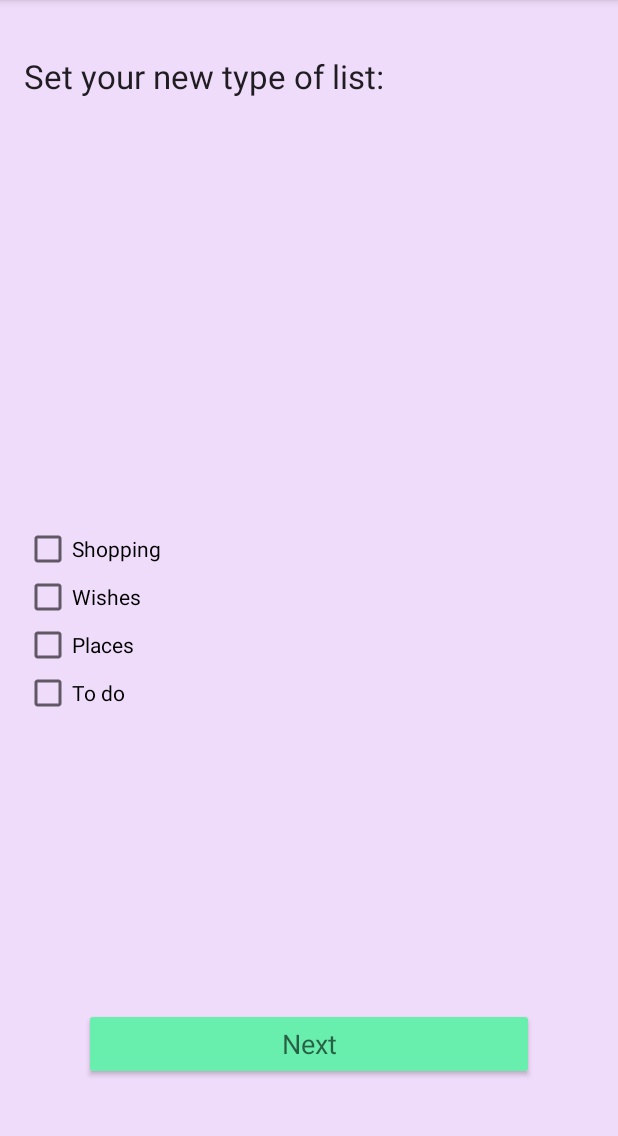
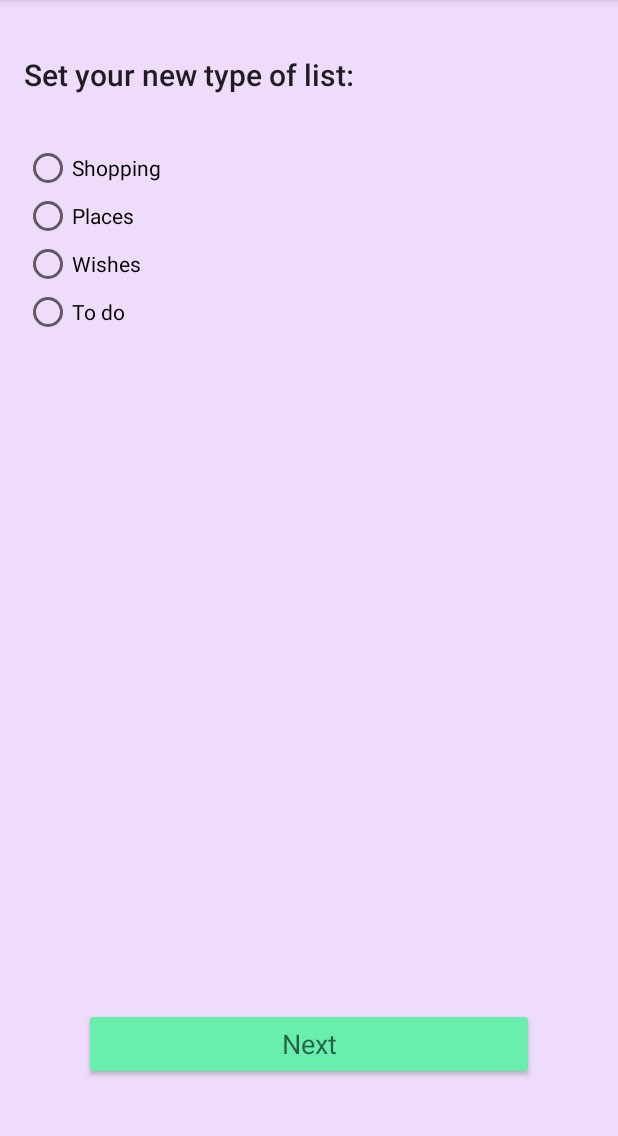
Before and after one commit to JuliaOli/Rarangi, an Android app: the TypeList screen opened directly, with no data from a screen before it, on a phone screen of 412 x 824 dp, the part 84-1220 px from its top. Run offline under Robolectric (Android 15) with nearby library versions, the phone set to English and light mode, and no system bars.

Commit message:
RadioButtons Update

```diff
--- a/app/src/main/AndroidManifest.xml
+++ b/app/src/main/AndroidManifest.xml
@@ -18,7 +18,7 @@
                 <category android:name="android.intent.category.LAUNCHER" />
             </intent-filter>
         </activity>
-        <activity android:name=".NewItem" />
+        <activity android:name=".ShoppingItem" />
         <activity android:name=".TypeList"></activity>
     </application>
 
--- a/app/src/main/java/com/example/w8/rarangi/NewItem.java
+++ b/app/src/main/java/com/example/w8/rarangi/ShoppingItem.java
@@ -3,11 +3,11 @@ package com.example.w8.rarangi;
 import android.support.v7.app.AppCompatActivity;
 import android.os.Bundle;
 
-public class NewItem extends AppCompatActivity {
+public class ShoppingItem extends AppCompatActivity {
 
     @Override
     protected void onCreate(Bundle savedInstanceState) {
         super.onCreate(savedInstanceState);
-        setContentView(R.layout.activity_new_item);
+        setContentView(R.layout.activity_shopping);
     }
 }
--- a/app/src/main/java/com/example/w8/rarangi/TypeList.java
+++ b/app/src/main/java/com/example/w8/rarangi/TypeList.java
@@ -1,34 +1,94 @@
 package com.example.w8.rarangi;
 
+import android.content.DialogInterface;
 import android.content.Intent;
-import android.support.design.widget.Snackbar;
 import android.support.v7.app.AppCompatActivity;
 import android.os.Bundle;
-import android.support.v7.widget.LinearLayoutCompat;
 import android.view.View;
 import android.widget.Button;
+import android.widget.RadioButton;
+import android.widget.RadioGroup;
+import android.widget.Toast;
 
-public class TypeList extends AppCompatActivity {
+public class TypeList extends AppCompatActivity implements View.OnClickListener {
 
-    public Button but;
+    private Button but;
+    private RadioGroup radio;
+    private RadioButton shop;
+    private RadioButton wishes;
+    private RadioButton places;
+    private RadioButton toDo;
+
     public void init(){
         but = (Button)findViewById(R.id.button2);
         but.setOnClickListener(new View.OnClickListener() {
             @Override
             public void onClick(View view) {
 
+                Intent intent;
+                if(shop.isChecked()){
+                    intent= new Intent(TypeList.this, ShoppingItem.class);
+                }
+                else if(wishes.isChecked()){
+                    intent= new Intent(TypeList.this, ShoppingItem.class);
+                }
+                else if(places.isChecked()){
+                    intent= new Intent(TypeList.this, ShoppingItem.class);
+                }
+                else{
+                    intent= new Intent(TypeList.this, ShoppingItem.class);
+                }
 
-               Intent intent = new Intent(TypeList.this,NewItem.class);
                 startActivity(intent);
 
             }
         });
     }
-
     @Override
     protected void onCreate(Bundle savedInstanceState) {
         super.onCreate(savedInstanceState);
         setContentView(R.layout.activity_type_list);
+        radio = (RadioGroup)findViewById(R.id.radio);
+        shop = (RadioButton)findViewById(R.id.shopping);
+        shop.setOnClickListener(this);
+        wishes = (RadioButton)findViewById(R.id.wishes);
+        wishes.setOnClickListener(this);
+        places = (RadioButton)findViewById(R.id.places);
+        places.setOnClickListener(this);
+        toDo = (RadioButton)findViewById(R.id.toDo);
+        toDo.setOnClickListener(this);
         init();
+
+    }
+
+    @Override
+    public void onClick(View v) {
+
+        int checkRadioButtonid = radio.getCheckedRadioButtonId();
+        switch (checkRadioButtonid){
+            case R.id.shopping:
+                if(shop.isChecked()){
+                  //  intent = new Intent(TypeList.this, ShoppingItem.class);
+                }
+                break;
+            case R.id.wishes:
+                if(wishes.isChecked()){
+                    //intent = new Intent(TypeList.this, ShoppingItem.class);
+                }
+                break;
+
+            case R.id.places:
+                if(places.isChecked()){
+                    //intent = new Intent(TypeList.this, ShoppingItem.class);
+                }
+                break;
+
+            case R.id.toDo:
+                if(toDo.isChecked()){
+                    //intent = new Intent(TypeList.this, ShoppingItem.class);
+                    Toast.makeText(getApplicationContext(),"Select type of new list",Toast.LENGTH_SHORT).show();
+                }
+                break;
+        }
     }
 }
--- a/app/src/main/res/layout/activity_new_item.xml
+++ b/app/src/main/res/layout/activity_shopping.xml
@@ -8,7 +8,7 @@
     android:paddingLeft="@dimen/activity_horizontal_margin"
     android:paddingRight="@dimen/activity_horizontal_margin"
     android:paddingTop="@dimen/activity_vertical_margin"
-    tools:context="com.example.w8.rarangi.NewItem">
+    tools:context="com.example.w8.rarangi.ShoppingItem">
 
     <LinearLayout
         android:orientation="vertical"
--- a/app/src/main/res/layout/activity_type_list.xml
+++ b/app/src/main/res/layout/activity_type_list.xml
@@ -32,39 +32,49 @@
         android:id="@+id/textView10"
         android:layout_alignRight="@+id/button2"
         android:layout_alignEnd="@+id/button2"
-        android:textAppearance="@style/TextAppearance.AppCompat.Large" />
+        android:textAppearance="@style/TextAppearance.AppCompat.Title" />
 
-    <LinearLayout
-        android:orientation="vertical"
+    <RadioGroup
         android:layout_width="match_parent"
-        android:layout_height="300dp"
-        android:layout_marginBottom="22dp"
-        android:layout_above="@+id/button2"
+        android:layout_height="wrap_content"
+        android:id="@+id/radio"
+        android:layout_below="@+id/textView10"
         android:layout_alignParentLeft="true"
-        android:layout_alignParentStart="true">
+        android:layout_alignParentStart="true"
+        android:layout_marginTop="30dp">
 
-        <CheckBox
-            android:text="Shopping "
+
+        <RadioButton
+            android:text="Shopping"
             android:layout_width="match_parent"
             android:layout_height="wrap_content"
-            android:id="@+id/checkBox6" />
+            android:id="@+id/shopping"
+            android:textAppearance="@style/TextAppearance.AppCompat.Inverse"
+            android:layout_weight="1" />
 
-        <CheckBox
+        <RadioButton
+            android:text="Places"
+            android:layout_width="match_parent"
+            android:layout_height="wrap_content"
+            android:id="@+id/places"
+            android:textAppearance="@style/TextAppearance.AppCompat.Inverse"
+            android:layout_weight="1" />
+
+        <RadioButton
             android:text="Wishes"
             android:layout_width="match_parent"
             android:layout_height="wrap_content"
-            android:id="@+id/checkBox7" />
+            android:id="@+id/wishes"
+            android:textAppearance="@style/TextAppearance.AppCompat.Inverse"
+            android:layout_weight="1" />
 
-        <CheckBox
-            android:text="Places"
-            android:layout_width="match_parent"
-            android:layout_height="wrap_content"
-            android:id="@+id/checkBox8" />
-
-        <CheckBox
+        <RadioButton
             android:text="To do"
             android:layout_width="match_parent"
             android:layout_height="wrap_content"
-            android:id="@+id/checkBox9" />
-    </LinearLayout>
+            android:id="@+id/toDo"
+            android:textAppearance="@style/TextAppearance.AppCompat.Inverse"
+            android:layout_weight="1" />
+    </RadioGroup>
+
 </RelativeLayout>
```
